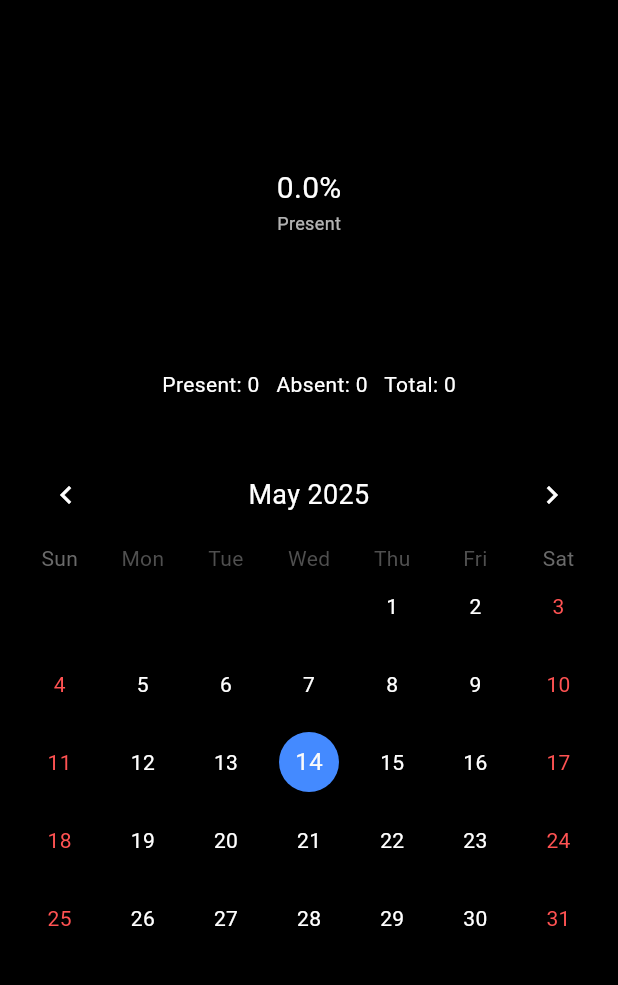
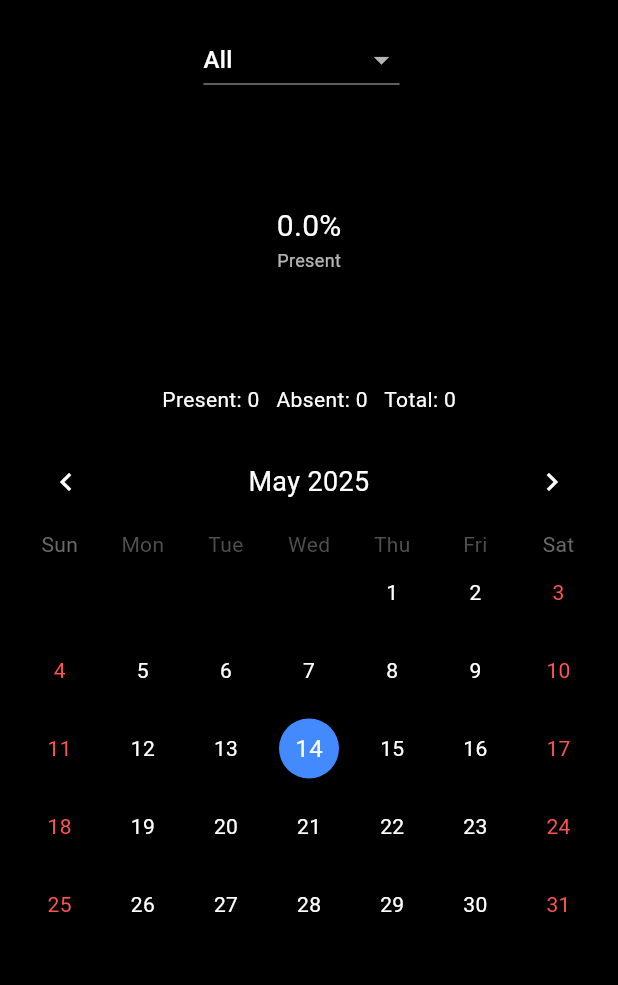
Before and after one commit to SBManukrishna/FlutterAttendanceApp, a Flutter app: the StudentAttendancePage screen opened directly with sample values from the repository, on a phone screen of 412 x 824 dp, the part 63-1048 px from its top. Run offline on Flutter 3.47's test engine with Material 3 defaults, Android fonts, the phone set to English and light mode, and no system bars; drawn by our look-alikes of fl_chart, table_calendar; our stand-ins replace calendar_timeline, hive, hive_flutter, lottie; accounts and stored records are empty.

```diff
--- a/lib/models/student_model.dart
+++ b/lib/models/student_model.dart
@@ -1,7 +1,17 @@
-class Student {
+import 'package:hive/hive.dart';
+
+part 'student_model.g.dart'; // Needed for Hive code generation
+
+@HiveType(typeId: 0)
+class Student extends HiveObject {
+  @HiveField(0)
   final int roll;
+
+  @HiveField(1)
   final String name;
+
+  @HiveField(2)
   final String status; // 'P' or 'A'
 
-  Student({required this.roll, required this.name,required this.status});
+  Student({required this.roll, required this.name, required this.status});
 }
--- a/lib/ui/student_details.dart
+++ b/lib/ui/student_details.dart
@@ -1,40 +1,48 @@
 import 'package:flutter/material.dart';
+import 'package:hive/hive.dart';
 import 'package:table_calendar/table_calendar.dart';
 import 'package:fl_chart/fl_chart.dart';
 import 'package:student_attendance/models/student_model.dart';
-import 'package:provider/provider.dart';
-import 'package:student_attendance/providers/attendance_provider.dart';
 
-class StudentAttendancePage extends StatelessWidget {
+class StudentAttendancePage extends StatefulWidget {
   final Student student;
 
   const StudentAttendancePage(this.student, {Key? key}) : super(key: key);
 
   @override
+  State<StudentAttendancePage> createState() => _StudentAttendancePageState();
+}
+
+class _StudentAttendancePageState extends State<StudentAttendancePage> {
+  String _filter = 'All';
+  DateTimeRange? _customRange;
+
+  @override
   Widget build(BuildContext context) {
-    final attendanceMap = context
-        .read<AttendanceProvider>()
-        .studentAttendanceHistory[student.name] ??
-        {};
+    final Map historyMap = Hive.box<Map>('studentAttendanceHistory')
+        .get(widget.student.name, defaultValue: {}) as Map;
 
-    int presentCount = attendanceMap.values.where((v) => v == 'P').length;
-    int absentCount = attendanceMap.values.where((v) => v == 'A').length;
-    int total = presentCount + absentCount;
+    final filteredMap = _getFilteredMap(historyMap);
 
-    double percentage =
-    total == 0 ? 0 : (presentCount / total * 100).toDouble();
+    final presentCount = filteredMap.values.where((v) => v == 'P').length;
+    final absentCount = filteredMap.values.where((v) => v == 'A').length;
+    final total = presentCount + absentCount;
+
+    final percentage = total == 0 ? 0.0 : (presentCount / total * 100);
 
     return Scaffold(
       backgroundColor: Colors.black,
       appBar: AppBar(
         backgroundColor: Colors.black,
-        title: Text('${student.name} Attendance'),
+        title: Text('${widget.student.name} Attendance'),
       ),
       body: Column(
         children: [
-          const SizedBox(height: 20),
+          const SizedBox(height: 2),
+          _buildFilterControls(context),
+          const SizedBox(height: 10),
           _buildPieChart(presentCount, absentCount, percentage),
-          const SizedBox(height: 20),
+          const SizedBox(height: 1),
           Expanded(
             child: Padding(
               padding: const EdgeInsets.all(12.0),
@@ -44,20 +52,20 @@ class StudentAttendancePage extends StatelessWidget {
                 focusedDay: DateTime.now(),
                 calendarStyle: CalendarStyle(
                   outsideDaysVisible: false,
-                  weekendTextStyle: TextStyle(color: Colors.redAccent),
-                  todayDecoration: BoxDecoration(
+                  weekendTextStyle: const TextStyle(color: Colors.redAccent),
+                  todayDecoration: const BoxDecoration(
                     color: Colors.blueAccent,
                     shape: BoxShape.circle,
                   ),
-                  defaultTextStyle: TextStyle(color: Colors.white),
+                  defaultTextStyle: const TextStyle(color: Colors.white),
                 ),
                 calendarBuilders: CalendarBuilders(
                   defaultBuilder: (context, day, focusedDay) {
                     final key = _formatDate(day);
-                    final status = attendanceMap[key];
+                    final status = filteredMap[key];
                     if (status == null) return null;
 
-                    Color bgColor = status == 'P' ? Colors.green : Colors.red;
+                    final bgColor = status == 'P' ? Colors.green : Colors.red;
 
                     return Container(
                       decoration: BoxDecoration(
@@ -67,25 +75,108 @@ class StudentAttendancePage extends StatelessWidget {
                       alignment: Alignment.center,
                       child: Text(
                         '${day.day}',
-                        style: TextStyle(color: Colors.white),
+                        style: const TextStyle(color: Colors.white),
                       ),
                     );
                   },
                 ),
-                headerStyle: HeaderStyle(
+                headerStyle: const HeaderStyle(
                   titleTextStyle: TextStyle(color: Colors.white, fontSize: 18),
                   formatButtonVisible: false,
                   titleCentered: true,
-                  leftChevronIcon:
-                  Icon(Icons.chevron_left, color: Colors.white),
-                  rightChevronIcon:
-                  Icon(Icons.chevron_right, color: Colors.white),
+                  leftChevronIcon: Icon(Icons.chevron_left, color: Colors.white),
+                  rightChevronIcon: Icon(Icons.chevron_right, color: Colors.white),
                 ),
               ),
             ),
           ),
         ],
       ),
+    );
+  }
+
+  /// Filters attendance data based on current filter selection
+  Map<String, String> _getFilteredMap(Map fullMap) {
+    final now = DateTime.now();
+
+    switch (_filter) {
+      case 'Week':
+        final start = now.subtract(Duration(days: now.weekday - 1));
+        final end = now;
+        return _filterByDateRange(fullMap, start, end);
+
+      case 'Month':
+        final start = DateTime(now.year, now.month, 1);
+        final end = now;
+        return _filterByDateRange(fullMap, start, end);
+
+      case 'Custom':
+        if (_customRange != null) {
+          return _filterByDateRange(fullMap, _customRange!.start, _customRange!.end);
+        }
+        return {};
+
+      default:
+        return Map<String, String>.from(fullMap);
+    }
+  }
+
+  Map<String, String> _filterByDateRange(Map fullMap, DateTime start, DateTime end) {
+    final filtered = <String, String>{};
+    fullMap.forEach((key, value) {
+      final date = DateTime.tryParse(key);
+      if (date != null && date.isAfter(start.subtract(const Duration(days: 1))) && date.isBefore(end.add(const Duration(days: 1)))) {
+        filtered[key] = value;
+      }
+    });
+    return filtered;
+  }
+
+  Widget _buildFilterControls(BuildContext context) {
+    return Row(
+      mainAxisAlignment: MainAxisAlignment.center,
+      children: [
+        DropdownButton<String>(
+          dropdownColor: Colors.grey[900],
+          value: _filter,
+          items: const [
+            DropdownMenuItem(value: 'All', child: Text('All', style: TextStyle(color: Colors.white))),
+            DropdownMenuItem(value: 'Week', child: Text('This Week', style: TextStyle(color: Colors.white))),
+            DropdownMenuItem(value: 'Month', child: Text('This Month', style: TextStyle(color: Colors.white))),
+            DropdownMenuItem(value: 'Custom', child: Text('Custom Range', style: TextStyle(color: Colors.white))),
+          ],
+          onChanged: (value) async {
+            if (value == 'Custom') {
+              final picked = await showDateRangePicker(
+                context: context,
+                firstDate: DateTime(2023),
+                lastDate: DateTime(2030),
+                initialDateRange: _customRange ??
+                    DateTimeRange(
+                      start: DateTime.now().subtract(const Duration(days: 7)),
+                      end: DateTime.now(),
+                    ),
+              );
+              if (picked != null) {
+                setState(() {
+                  _filter = value!;
+                  _customRange = picked;
+                });
+              }
+            } else {
+              setState(() {
+                _filter = value!;
+              });
+            }
+          },
+        ),
+        const SizedBox(width: 10),
+        if (_filter == 'Custom' && _customRange != null)
+          Text(
+            '${_formatDate(_customRange!.start)} to ${_formatDate(_customRange!.end)}',
+            style: const TextStyle(color: Colors.white70),
+          ),
+      ],
     );
   }
 
@@ -99,7 +190,7 @@ class StudentAttendancePage extends StatelessWidget {
     return Column(
       children: [
         SizedBox(
-          height: 200,
+          height: 170,
           width: 200,
           child: Stack(
             children: [
@@ -112,7 +203,7 @@ class StudentAttendancePage extends StatelessWidget {
                       color: Colors.green,
                       value: present.toDouble(),
                       title: '',
-                      radius: 50,
+                      radius: 40,
                     ),
                     PieChartSectionData(
                       color: Colors.red,
@@ -129,9 +220,9 @@ class StudentAttendancePage extends StatelessWidget {
                   children: [
                     Text(
                       '${percent.toStringAsFixed(1)}%',
-                      style: TextStyle(color: Colors.white, fontSize: 20),
+                      style: const TextStyle(color: Colors.white, fontSize: 20),
                     ),
-                    Text(
+                    const Text(
                       'Present',
                       style: TextStyle(color: Colors.white70, fontSize: 12),
                     ),
@@ -144,7 +235,7 @@ class StudentAttendancePage extends StatelessWidget {
         const SizedBox(height: 12),
         Text(
           'Present: $present   Absent: $absent   Total: ${present + absent}',
-          style: TextStyle(color: Colors.white),
+          style: const TextStyle(color: Colors.white),
         ),
       ],
     );
--- a/pubspec.yaml
+++ b/pubspec.yaml
@@ -44,6 +44,7 @@ dependencies:
   path_provider: ^2.1.5
   hive_generator: ^2.0.1
   build_runner: ^2.4.15
+  lottie: ^3.3.1
 
 dev_dependencies:
   flutter_test:
@@ -68,7 +69,8 @@ flutter:
   uses-material-design: true
 
   # To add assets to your application, add an assets section, like this:
-  # assets:
+  assets:
+     - assets/attendance_animation.json
   #   - images/a_dot_burr.jpeg
   #   - images/a_dot_ham.jpeg
 
```
Also changed, not shown: assets/attendance_animation.json (added, +1 -0 lines), lib/Components/attendance_calendar.dart (added, +61 -0 lines), lib/main.dart (+13 -3 lines), lib/providers/attendance_provider.dart (+60 -70 lines), lib/ui/attendance_line_chart.dart (added, +182 -0 lines), lib/ui/home_page.dart (+56 -6 lines), lib/models/student_model.g.dart (added), pubspec.lock.
